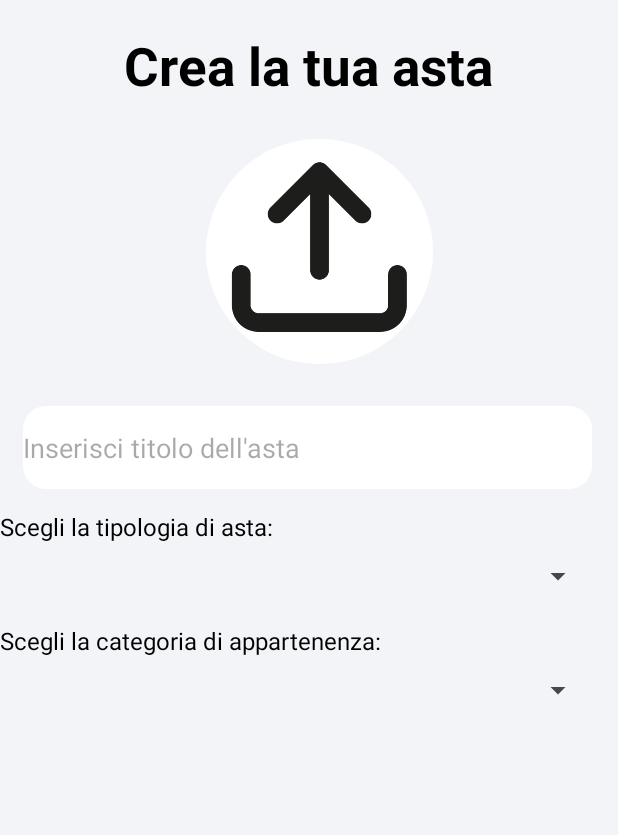
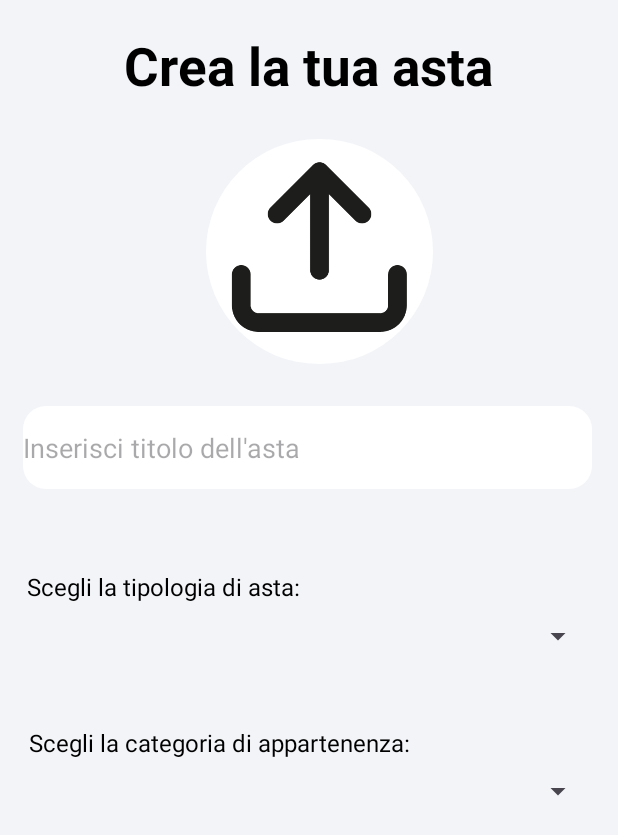
Before and after one commit to EmanueleGranillo/DietiDeals, an Android app: the CreateAstaPT1 screen opened directly, with no data from a screen before it, on a phone screen of 412 x 824 dp. Shown: the top 835 px of the screen. Run offline under Robolectric (Android 15) with nearby library versions, the phone set to English and light mode, and no system bars.

Commit message:
added crea asta

```diff
--- a/app/src/main/res/layout/activity_create_asta_pt1.xml
+++ b/app/src/main/res/layout/activity_create_asta_pt1.xml
@@ -54,7 +54,9 @@
         android:layout_width="wrap_content"
         android:layout_height="wrap_content"
         android:layout_below="@id/editTextTitle"
-        android:layout_marginTop="14dp"
+        android:layout_alignParentStart="true"
+        android:layout_marginStart="18dp"
+        android:layout_marginTop="54dp"
         android:text="Scegli la tipologia di asta:"
         android:textColor="#000000"
         android:textSize="16sp" />
@@ -71,25 +73,28 @@
         android:layout_alignParentEnd="true" />
 
     <!-- TextView e Spinner per la categoria di appartenenza -->
+
     <TextView
         android:id="@+id/textViewChooseCategory"
         android:layout_width="wrap_content"
         android:layout_height="wrap_content"
         android:layout_below="@id/spinnerAuctionType"
-        android:layout_marginTop="20dp"
+        android:layout_alignParentStart="true"
+        android:layout_marginStart="19dp"
+        android:layout_marginTop="48dp"
         android:text="Scegli la categoria di appartenenza:"
-        android:textSize="16sp"
-        android:textColor="#000000" />
+        android:textColor="#000000"
+        android:textSize="16sp" />
 
     <Spinner
         android:id="@+id/spinnerCategory"
         android:layout_width="0dp"
         android:layout_height="wrap_content"
         android:layout_below="@id/textViewChooseCategory"
-        android:layout_marginTop="10dp"
+        android:layout_alignParentStart="true"
+        android:layout_alignParentEnd="true"
         android:layout_marginStart="16dp"
-        android:layout_marginEnd="16dp"
-        android:layout_alignParentStart="true"
-        android:layout_alignParentEnd="true" />
+        android:layout_marginTop="9dp"
+        android:layout_marginEnd="16dp" />
 
 </RelativeLayout>
```
